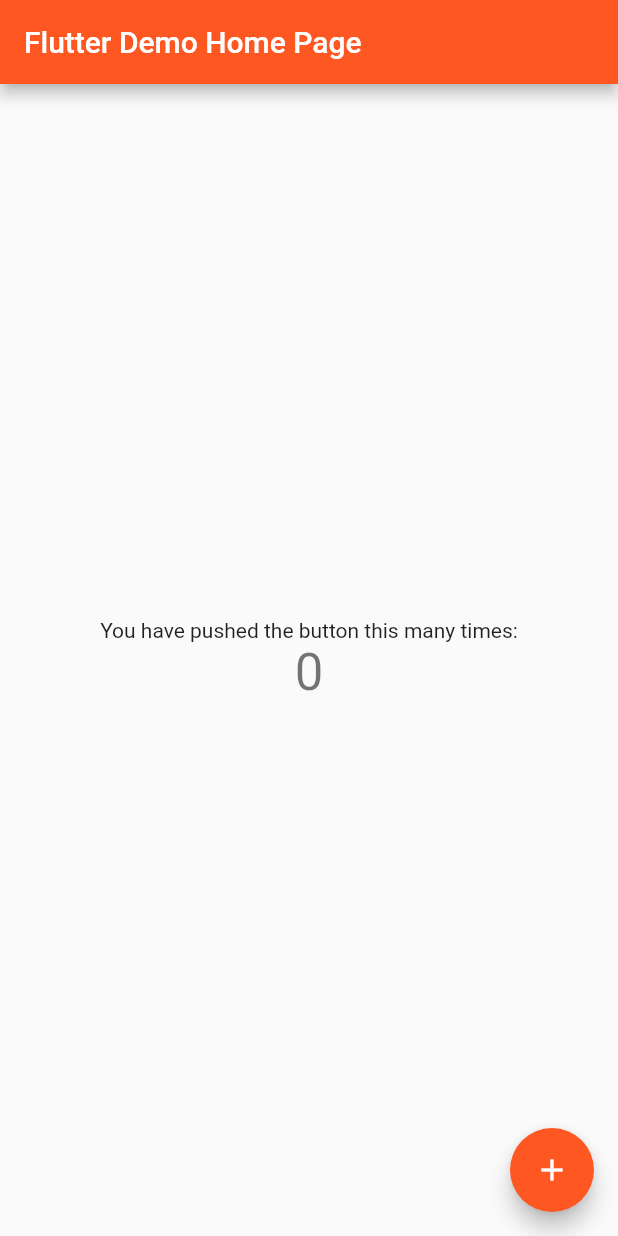
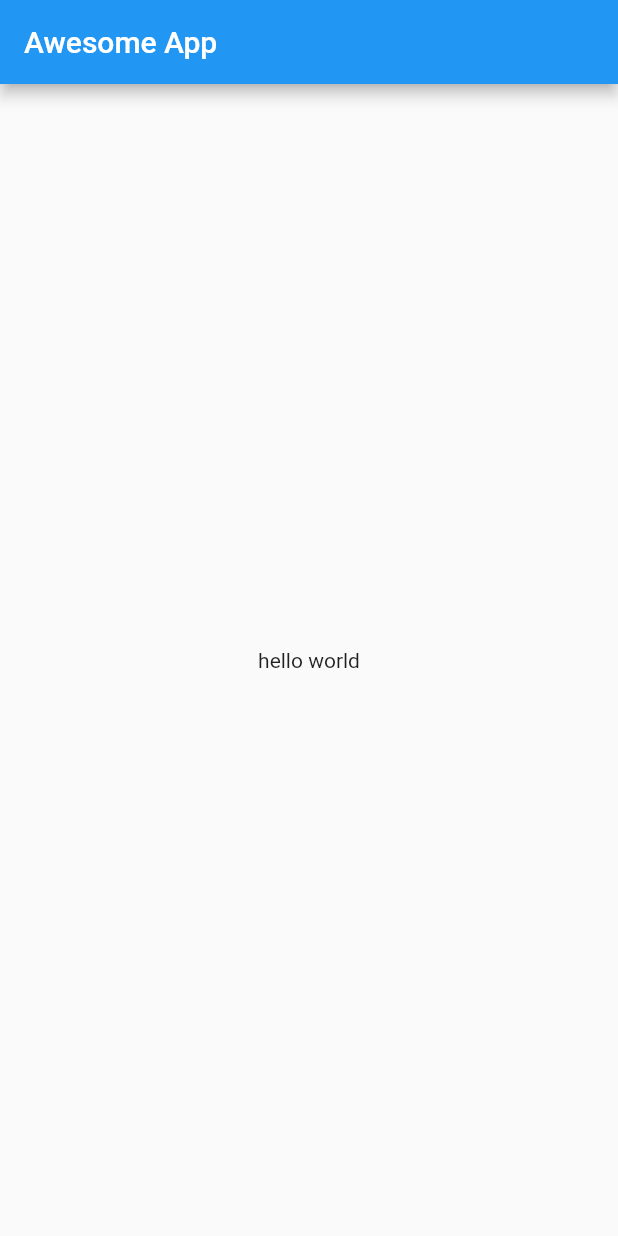
Before and after one commit to Krish15595/awesomeapp, a Flutter app: the screen it shows after launch, on a phone screen of 412 x 824 dp. Run offline on Flutter 3.47's test engine with Material 2 defaults, Android fonts, the phone set to English and light mode, and no system bars.

Commit message:
chap 1 completed

```diff
--- a/lib/main.dart
+++ b/lib/main.dart
@@ -1,117 +1,22 @@
 import 'package:flutter/material.dart';
 
 void main() {
-  runApp(MyApp());
+  runApp(MaterialApp(
+    title: "Awesome App",
+    home: HomePage(),
+  ));
 }
 
-class MyApp extends StatelessWidget {
-  // This widget is the root of your application.
+class HomePage extends StatelessWidget {
   @override
   Widget build(BuildContext context) {
-    return MaterialApp(
-      title: 'Flutter Demo',
-      theme: ThemeData(
-        // This is the theme of your application.
-        //
-        // Try running your application with "flutter run". You'll see the
-        // application has a blue toolbar. Then, without quitting the app, try
-        // changing the primarySwatch below to Colors.green and then invoke
-        // "hot reload" (press "r" in the console where you ran "flutter run",
-        // or simply save your changes to "hot reload" in a Flutter IDE).
-        // Notice that the counter didn't reset back to zero; the application
-        // is not restarted.
-        primarySwatch: Colors.deepOrange,
-        // This makes the visual density adapt to the platform that you run
-        // the app on. For desktop platforms, the controls will be smaller and
-        // closer together (more dense) than on mobile platforms.
-        visualDensity: VisualDensity.adaptivePlatformDensity,
+    return Scaffold(
+      appBar: AppBar(
+        title: Text("Awesome App"),
       ),
-      home: MyHomePage(title: 'Flutter Demo Home Page'),
+      body: Container(
+        child: Center(child: Text("hello world")),
+      ),
     );
   }
 }
-
-class MyHomePage extends StatefulWidget {
-  MyHomePage({Key key, this.title}) : super(key: key);
-
-  // This widget is the home page of your application. It is stateful, meaning
-  // that it has a State object (defined below) that contains fields that affect
-  // how it looks.
-
-  // This class is the configuration for the state. It holds the values (in this
-  // case the title) provided by the parent (in this case the App widget) and
-  // used by the build method of the State. Fields in a Widget subclass are
-  // always marked "final".
-
-  final String title;
-
-  @override
-  _MyHomePageState createState() => _MyHomePageState();
-}
-
-class _MyHomePageState extends State<MyHomePage> {
-  int _counter = 0;
-
-  void _incrementCounter() {
-    setState(() {
-      // This call to setState tells the Flutter framework that something has
-      // changed in this State, which causes it to rerun the build method below
-      // so that the display can reflect the updated values. If we changed
-      // _counter without calling setState(), then the build method would not be
-      // called again, and so nothing would appear to happen.
-      _counter++;
-    });
-  }
-
-  @override
-  Widget build(BuildContext context) {
-    // This method is rerun every time setState is called, for instance as done
-    // by the _incrementCounter method above.
-    //
-    // The Flutter framework has been optimized to make rerunning build methods
-    // fast, so that you can just rebuild anything that needs updating rather
-    // than having to individually change instances of widgets.
-    return Scaffold(
-      appBar: AppBar(
-        // Here we take the value from the MyHomePage object that was created by
-        // the App.build method, and use it to set our appbar title.
-        title: Text(widget.title),
-      ),
-      body: Center(
-        // Center is a layout widget. It takes a single child and positions it
-        // in the middle of the parent.
-        child: Column(
-          // Column is also a layout widget. It takes a list of children and
-          // arranges them vertically. By default, it sizes itself to fit its
-          // children horizontally, and tries to be as tall as its parent.
-          //
-          // Invoke "debug painting" (press "p" in the console, choose the
-          // "Toggle Debug Paint" action from the Flutter Inspector in Android
-          // Studio, or the "Toggle Debug Paint" command in Visual Studio Code)
-          // to see the wireframe for each widget.
-          //
-          // Column has various properties to control how it sizes itself and
-          // how it positions its children. Here we use mainAxisAlignment to
-          // center the children vertically; the main axis here is the vertical
-          // axis because Columns are vertical (the cross axis would be
-          // horizontal).
-          mainAxisAlignment: MainAxisAlignment.center,
-          children: <Widget>[
-            Text(
-              'You have pushed the button this many times:',
-            ),
-            Text(
-              '$_counter',
-              style: Theme.of(context).textTheme.headline4,
-            ),
-          ],
-        ),
-      ),
-      floatingActionButton: FloatingActionButton(
-        onPressed: _incrementCounter,
-        tooltip: 'Increment',
-        child: Icon(Icons.add),
-      ), // This trailing comma makes auto-formatting nicer for build methods.
-    );
-  }
-}
```
